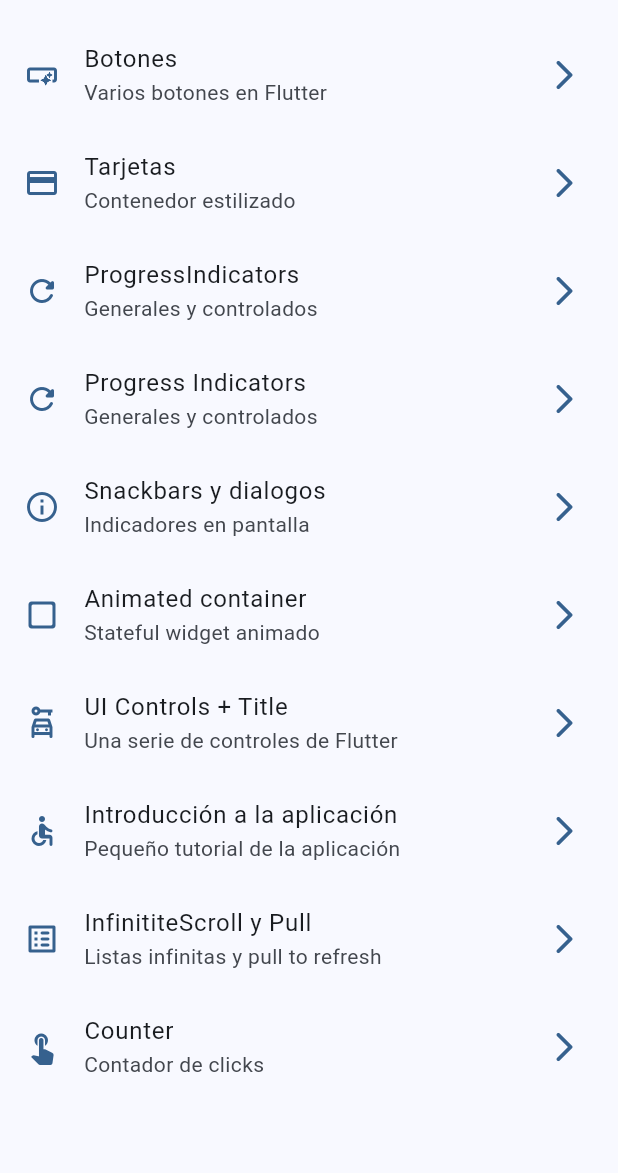
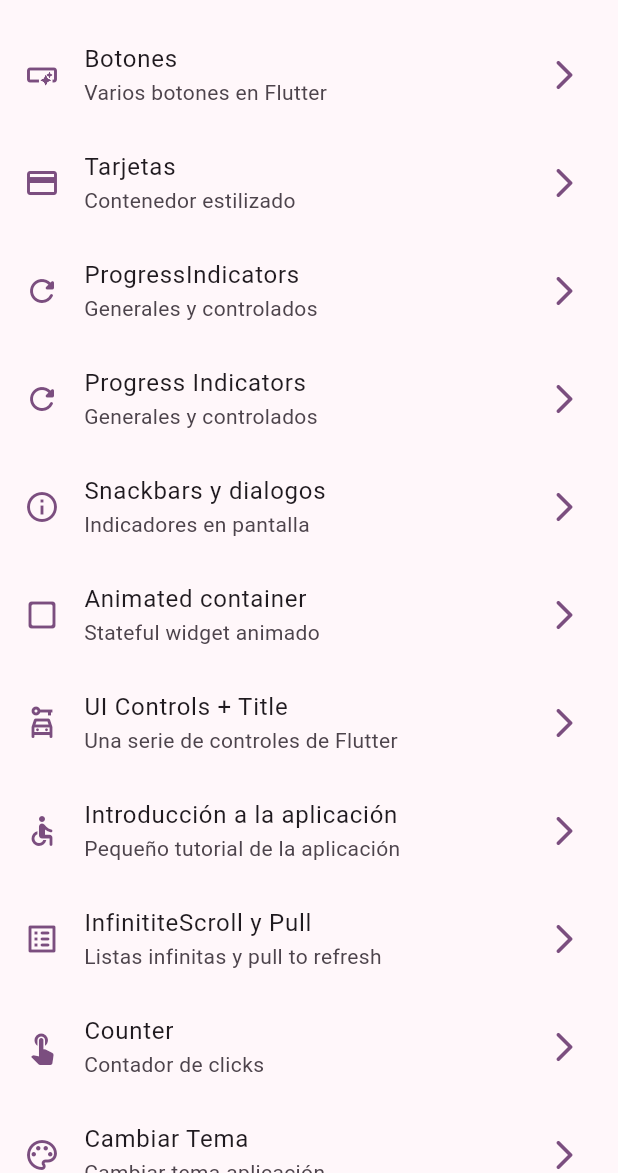
Before and after one commit to esCarlosOrjuela/widgets_app, a Flutter app: the screen it shows after launch, on a phone screen of 412 x 824 dp, the part 63-1236 px from its top. Run offline on Flutter 3.47's test engine with Material 2 defaults, Android fonts, the phone set to English and light mode, and no system bars; our stand-ins replace animate_do, flutter_riverpod, go_router; missing offline and left inert: colornames, dart:ffi.

Commit message:
ThemeData dinamico terminado

```diff
--- a/lib/config/Navigator/app_router.dart
+++ b/lib/config/Navigator/app_router.dart
@@ -1,6 +1,6 @@
 import 'package:go_router/go_router.dart';
-import 'package:widgets_app/presentation/screens/counter_screen.dart';
 import 'package:widgets_app/presentation/screens/screen.dart';
+
 
 final appRouter = GoRouter(
   initialLocation: '/home',
@@ -55,7 +55,11 @@ final appRouter = GoRouter(
       name: RoutesScreenApp.counter.toString(),
       builder: (context, state) => const CounterScreen(),
     ),
-
+    GoRoute(
+      path: '/themeChanger',
+      name: RoutesScreenApp.themeChanger.toString(),
+      builder: (context, state) => const ThemeChangerScreen(),
+    ),
   ]
 );
 
@@ -63,11 +67,12 @@ enum RoutesScreenApp {
   home,
   cards,
   buttons,
+  counter,
   animated,
   progress,
   snackbar,
   tutorial,
   uiControls,
+  themeChanger,
   infiniteScroll,
-  counter
 }
--- a/lib/config/theme/app_theme.dart
+++ b/lib/config/theme/app_theme.dart
@@ -14,14 +14,17 @@ import 'package:flutter/material.dart';
 
 class AppTheme{
   final int selectedColor;
+  final bool isDarkMode;
 
   AppTheme({
-    this.selectedColor = 0
+    this.selectedColor = 0,
+    this.isDarkMode = false
   }): assert(selectedColor >= 0, 'Selected color must be greater then 0'),
       assert(selectedColor < listColorsForTheme.length, 'Selected color must be less or equal than ${listColorsForTheme.length - 1} then 0');
 
   ThemeData getThemeApp() => ThemeData(
     useMaterial3: true,
+    brightness: (isDarkMode) ? Brightness.dark : Brightness.light,
     appBarTheme: const AppBarTheme(
       centerTitle: false
     ),
--- a/lib/domain/entities/menu_items.dart
+++ b/lib/domain/entities/menu_items.dart
@@ -83,4 +83,10 @@ class MenuItem{
       link: '/counter',
       icon: Icons.touch_app,
     ),
+    MenuItem(
+      title: 'Cambiar Tema',
+      subTitle: 'Cambiar tema aplicación',
+      link: '/themeChanger',
+      icon: Icons.color_lens_outlined,
+    ),
   ];
--- a/lib/main.dart
+++ b/lib/main.dart
@@ -1,5 +1,6 @@
 import 'package:flutter/material.dart';
 import 'package:flutter_riverpod/flutter_riverpod.dart';
+import 'package:widgets_app/presentation/providers/theme_provider.dart';
 import 'config/Navigator/app_router.dart';
 import 'config/theme/app_theme.dart';
 
@@ -15,17 +16,22 @@ void main() {
   );
 }
 
-class MainApp extends StatelessWidget {
+class MainApp extends ConsumerWidget {
+
   const MainApp({super.key});
 
   @override
-  Widget build(BuildContext context) {
+  Widget build(BuildContext context, WidgetRef ref) {
+
+    final bool isDarkMode = ref.watch(isDarkModeProvider);
+    final int colorIdProvider = ref.watch(selectedColorIdProvider);
+
     return MaterialApp.router(
       //home: const HomeScreen(),
       title: 'Flutter Widgets',
       routerConfig: appRouter, // integramos goRouter => config/navigator/app_router
       debugShowCheckedModeBanner: false,
-      theme: AppTheme(selectedColor: 3).getThemeApp(),
+      theme: AppTheme(selectedColor: colorIdProvider, isDarkMode:isDarkMode).getThemeApp(),
     );
   }
 }
--- a/lib/presentation/providers/theme_provider.dart
+++ b/lib/presentation/providers/theme_provider.dart
@@ -1,3 +1,10 @@
+import 'package:flutter/material.dart';
 import 'package:flutter_riverpod/flutter_riverpod.dart';
+import '../../config/theme/app_theme.dart';
 
 final isDarkModeProvider = StateProvider<bool>((ref) => false);
+
+final selectedColorIdProvider = StateProvider<int>((ref) => 6);
+
+/// Listado de colores inmutable
+final colorThemeProvider = Provider<List<Color>>((ref) => listColorsForTheme);
--- a/lib/presentation/screens/counter_screen.dart
+++ b/lib/presentation/screens/counter_screen.dart
@@ -25,8 +25,7 @@ class CounterScreen extends ConsumerWidget {
             onPressed: () {
               ref.read(isDarkModeProvider.notifier).update((state) => !state);
             },
-
-        )
+          )
         ],
       ),
       body: Center(
--- a/lib/presentation/screens/screen.dart
+++ b/lib/presentation/screens/screen.dart
@@ -7,3 +7,5 @@ export 'package:widgets_app/presentation/screens/snackbar_screen.dart';
 export 'package:widgets_app/presentation/screens/tutorial_screen.dart';
 export 'package:widgets_app/presentation/screens/iu_controls_screen.dart';
 export 'package:widgets_app/presentation/screens/infinite_scroll_screen.dart';
+export 'package:widgets_app/presentation/screens/counter_screen.dart';
+export 'package:widgets_app/presentation/screens/theme_changer_screen.dart';
--- a/pubspec.yaml
+++ b/pubspec.yaml
@@ -8,6 +8,7 @@ environment:
 
 dependencies:
   animate_do: ^3.0.2
+  colornames: ^0.1.0
   flutter:
     sdk: flutter
   flutter_riverpod: ^2.3.6
```
Also changed, not shown: lib/presentation/screens/theme_changer_screen.dart (added, +60 -0 lines), pubspec.lock.
